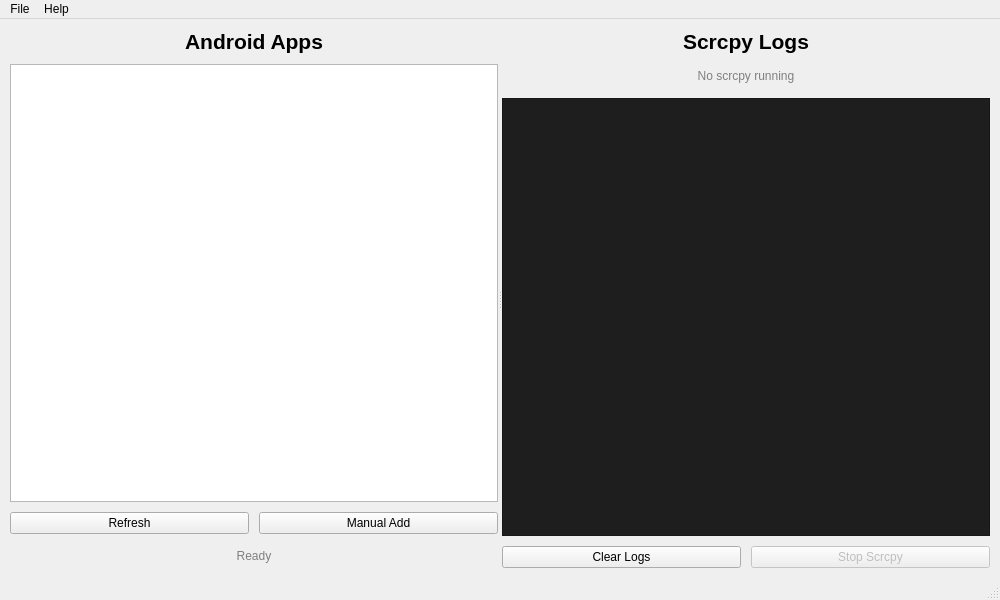
Old version of the form ui/mainwindow.ui in the repository rifqiabd/scrcpy-gui.
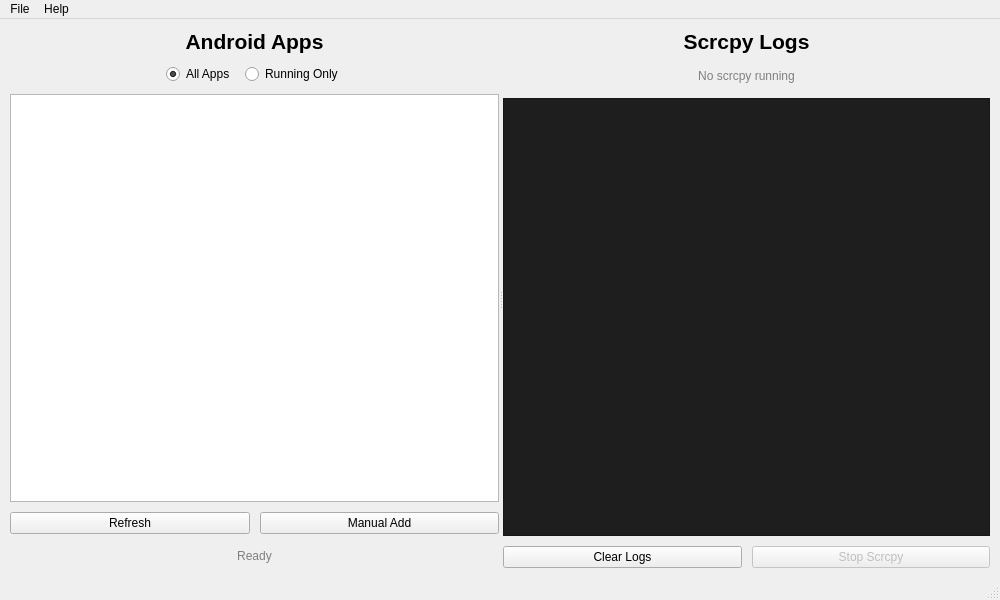
New version of the form. Icons and pictures are not drawn.

```diff
--- a/ui/mainwindow.ui
+++ b/ui/mainwindow.ui
@@ -69,6 +69,56 @@
           </property>
          </widget>
         </item>
+        <item>
+         <layout class="QHBoxLayout" name="filterLayout">
+          <property name="spacing">
+           <number>10</number>
+          </property>
+          <item>
+           <spacer name="filterLeftSpacer">
+            <property name="orientation">
+             <enum>Qt::Horizontal</enum>
+            </property>
+            <property name="sizeHint" stdset="0">
+             <size>
+              <width>40</width>
+              <height>20</height>
+             </size>
+            </property>
+           </spacer>
+          </item>
+          <item>
+           <widget class="QRadioButton" name="allAppsRadio">
+            <property name="text">
+             <string>All Apps</string>
+            </property>
+            <property name="checked">
+             <bool>true</bool>
+            </property>
+           </widget>
+          </item>
+          <item>
+           <widget class="QRadioButton" name="runningOnlyRadio">
+            <property name="text">
+             <string>Running Only</string>
+            </property>
+           </widget>
+          </item>
+          <item>
+           <spacer name="filterRightSpacer">
+            <property name="orientation">
+             <enum>Qt::Horizontal</enum>
+            </property>
+            <property name="sizeHint" stdset="0">
+             <size>
+              <width>40</width>
+              <height>20</height>
+             </size>
+            </property>
+           </spacer>
+          </item>
+         </layout>
+        </item>
         <item>
          <widget class="QListWidget" name="appListWidget">
           <property name="alternatingRowColors">
```
Left out of the diff: 2 changed lines with no effect on the pictures.
